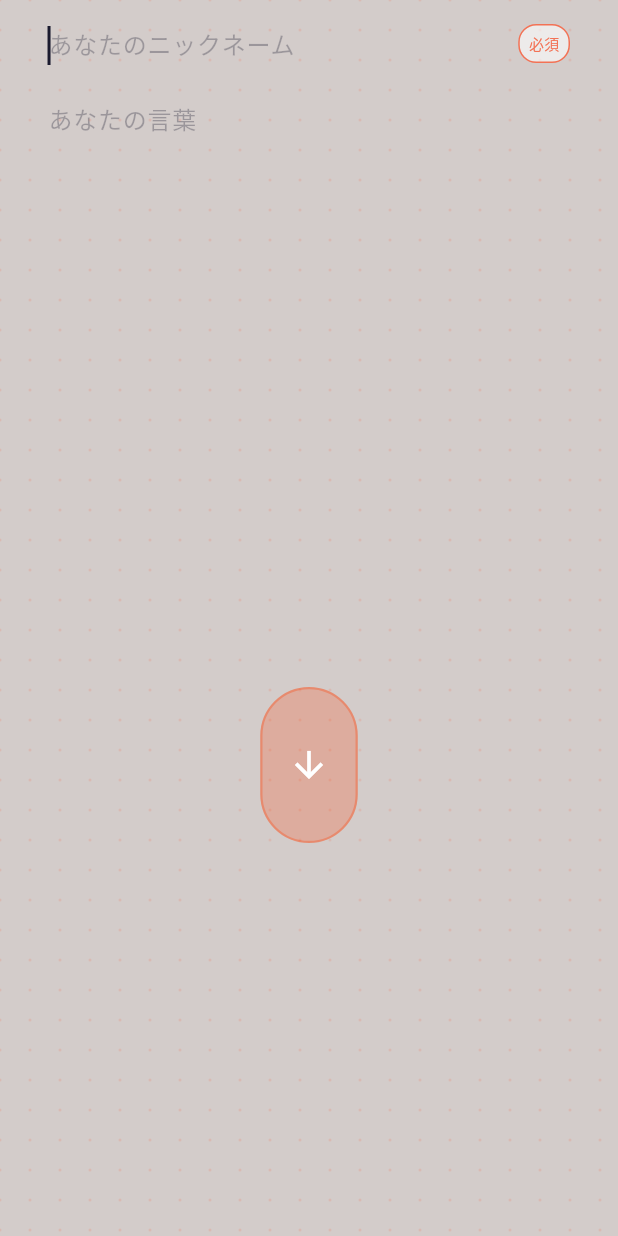
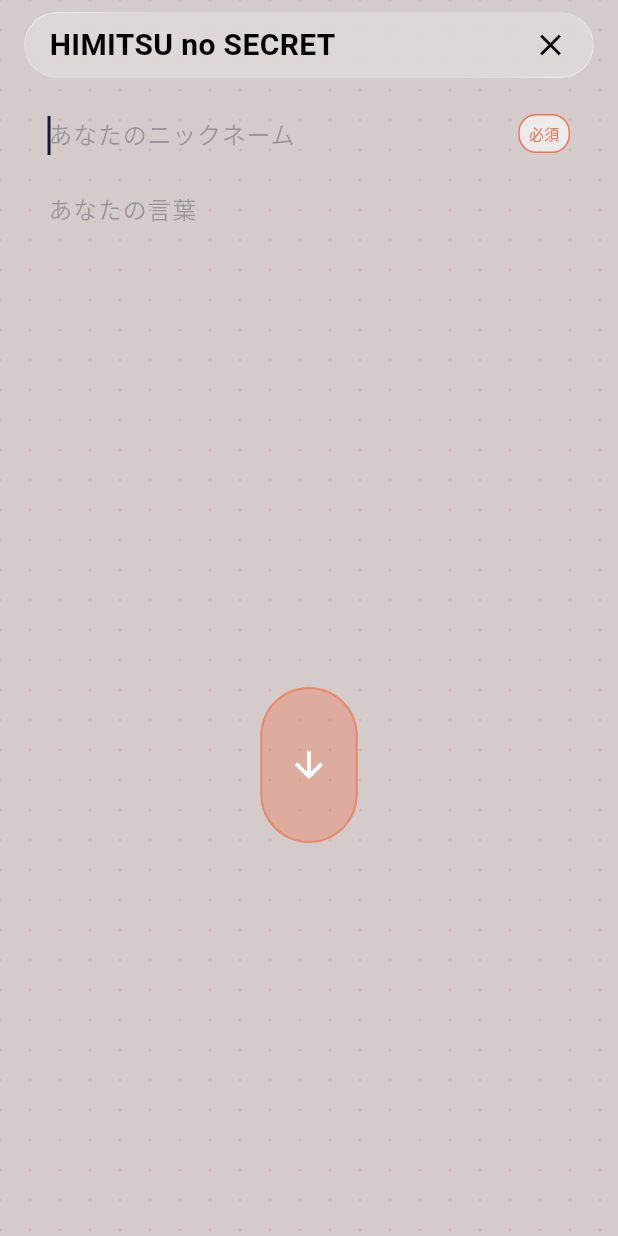
Before and after one commit to gottani-team/FlutterHack2025, a Flutter app: the MemoryBurialPage screen opened by its route, on a phone screen of 412 x 824 dp. Run offline on Flutter 3.47's test engine with Material 3 defaults, Android fonts, the phone set to English and light mode, and no system bars; our stand-ins replace audioplayers, cached_network_image, cloud_firestore, cloud_functions, equatable, firebase_ai and 17 more; missing offline and left inert: firebase_app_check, mapbox_maps_flutter; accounts and stored records are empty; generated files the repository leaves out were written again; Roboto replaces fonts that are missing (Imbue); statements that could not run were skipped.

Commit message:
Impl: AppBar

```diff
--- a/packages/feature/lib/map/presentation/widgets/magical_loading_overlay.dart
+++ b/packages/feature/lib/map/presentation/widgets/magical_loading_overlay.dart
@@ -144,7 +144,8 @@ class _MagicalLoadingOverlayState extends State<MagicalLoadingOverlay>
       return AnimatedBuilder(
         animation: _orbitController,
         builder: (context, child) {
-          final currentAngle = angle + (_orbitController.value * 2 * math.pi * speed);
+          final currentAngle =
+              angle + (_orbitController.value * 2 * math.pi * speed);
           final x = math.cos(currentAngle) * radius;
           final y = math.sin(currentAngle) * radius;
           final opacity = 0.5 + (math.sin(currentAngle) * 0.3);
--- a/packages/feature/lib/memory_burial/presentation/pages/memory_burial_page.dart
+++ b/packages/feature/lib/memory_burial/presentation/pages/memory_burial_page.dart
@@ -1,7 +1,9 @@
 import 'package:core/presentation/providers/location_providers.dart';
+import 'package:core/presentation/widgets/glass_app_bar_widget.dart';
 import 'package:flutter/material.dart';
 import 'package:flutter/services.dart';
 import 'package:flutter_riverpod/flutter_riverpod.dart';
+import 'package:go_router/go_router.dart';
 
 import '../providers/memory_burial_providers.dart';
 import '../providers/memory_burial_state.dart';
@@ -224,6 +226,22 @@ class _MemoryBurialPageState extends ConsumerState<MemoryBurialPage>
             },
           ),
 
+          // Glass App Bar
+          Positioned(
+            top: MediaQuery.of(context).padding.top + 8,
+            left: 16,
+            right: 16,
+            child: GlassAppBarWidget(
+              title: 'HIMITSU no SECRET',
+              icon: Icons.close,
+              onIconPressed: () {
+                if (Navigator.of(context).canPop()) {
+                  context.pop();
+                }
+              },
+            ),
+          ),
+
           // メインコンテンツ
           SafeArea(
             child: _buildContent(
@@ -272,7 +290,7 @@ class _MemoryBurialPageState extends ConsumerState<MemoryBurialPage>
         // 入力エリア
         if (_phase == _ScreenPhase.input)
           Positioned(
-            top: 0,
+            top: MediaQuery.of(context).padding.top + 8 + 44 + 8, // AppBar の下
             left: 0,
             right: 0,
             bottom: MediaQuery.of(context).viewInsets.bottom + 280,
@@ -311,8 +329,9 @@ class _MemoryBurialPageState extends ConsumerState<MemoryBurialPage>
           left: 0,
           right: 0,
           bottom: _phase == _ScreenPhase.animating
-              ? -86.0  // エフェクト用にさらに下に
-              : (MediaQuery.of(context).viewInsets.bottom - 100).clamp(14.0, double.infinity),
+              ? -86.0 // エフェクト用にさらに下に
+              : (MediaQuery.of(context).viewInsets.bottom - 100)
+                  .clamp(14.0, double.infinity),
           child: Center(
             child: AnimatedBurialButton(
               phase: buttonPhase,
```
Lines whose indentation alone changed are shown as unchanged.
